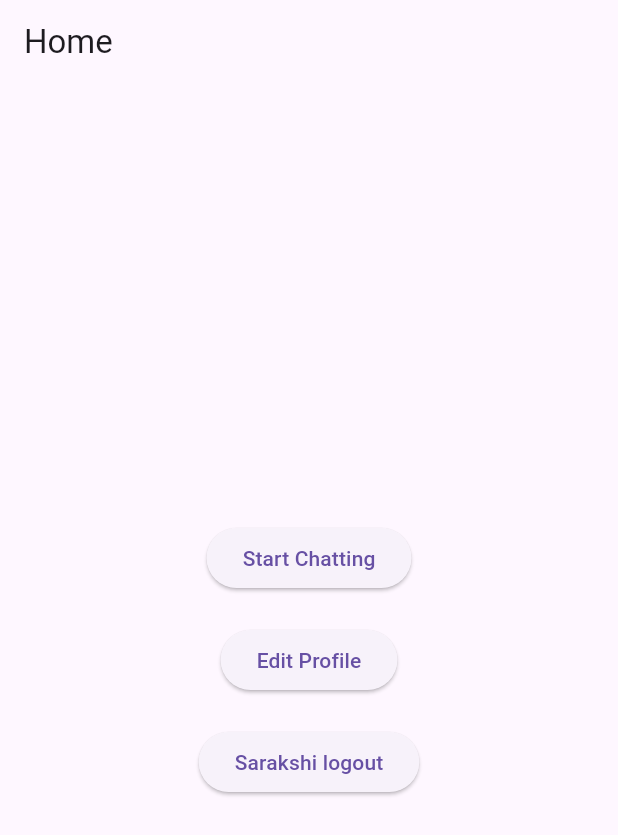
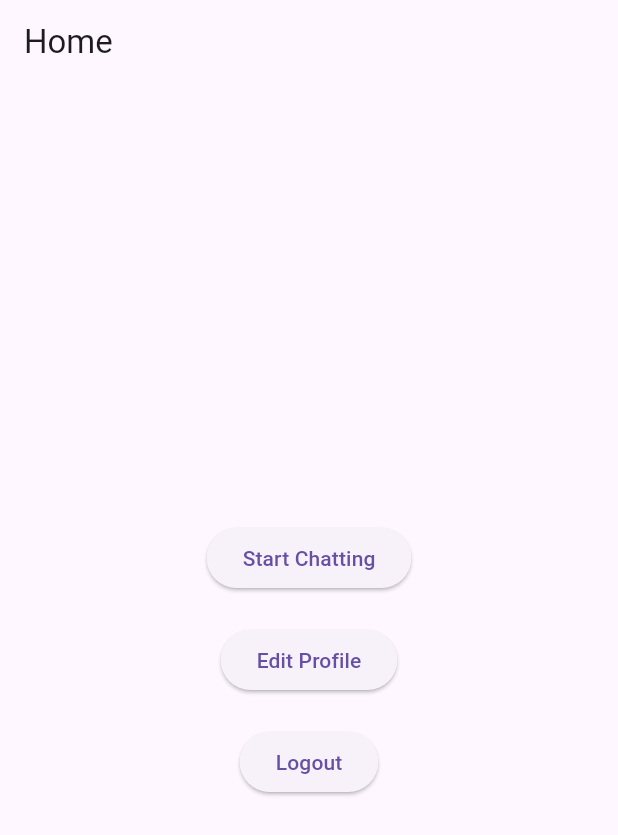
Before and after one commit to Sarakshimore/Rupee-Rise, a Flutter app: the HomeScreen screen opened directly, on a phone screen of 412 x 824 dp. Shown: the top 835 px of the screen. Run offline on Flutter 3.47's test engine with Material 3 defaults, Android fonts, the phone set to English and light mode, and no system bars; our stand-ins replace cloud_firestore, firebase_auth, firebase_core, google_sign_in; accounts and stored records are empty.

Commit message:
jaisa tha waisa kr diya wapas

```diff
--- a/lib/screens/home_screen.dart
+++ b/lib/screens/home_screen.dart
@@ -43,7 +43,7 @@ class HomeScreen extends StatelessWidget {
                   MaterialPageRoute(builder: (_) => LoginScreen()),
                 );
               },
-              child: const Text("Sarakshi logout"),
+              child: const Text("Logout"),
             ),
           ],
         ),
```
